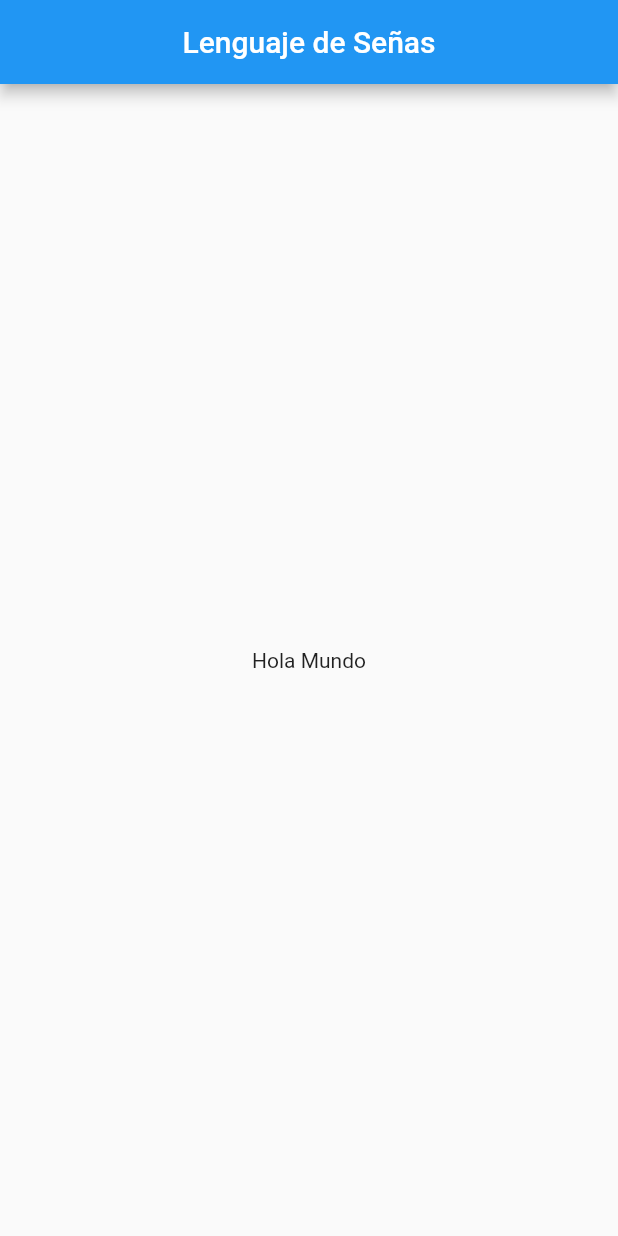
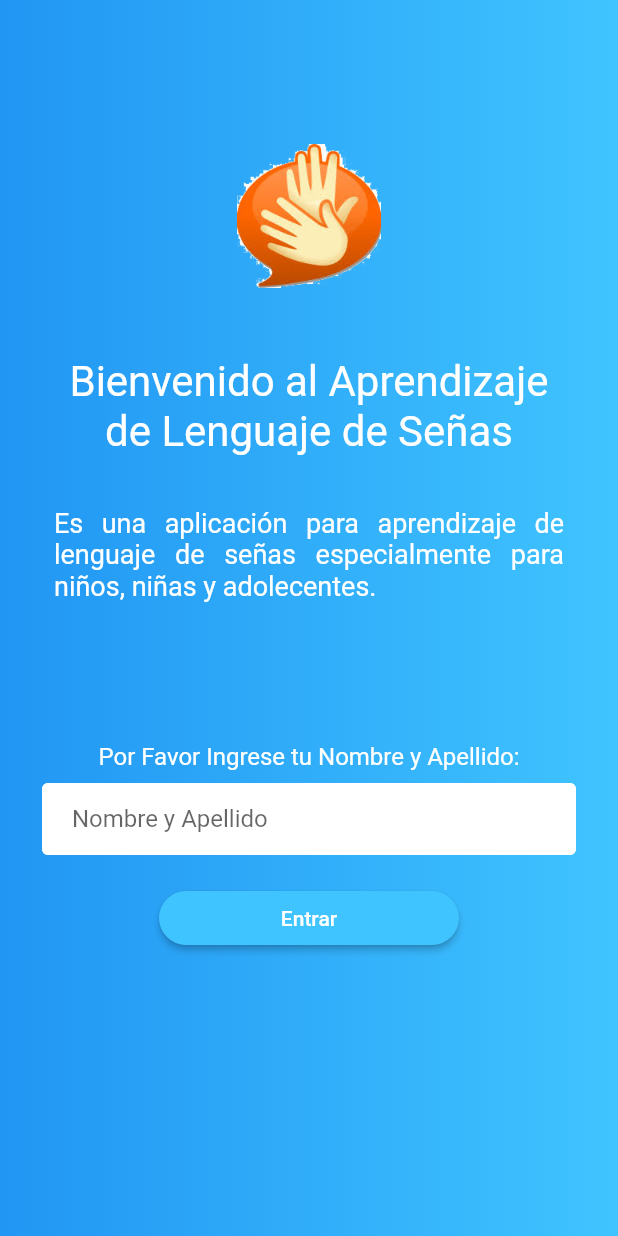
Before and after one commit to hostelix/lenguaje_de_senas_app, a Flutter app: the screen it shows after launch, on a phone screen of 412 x 824 dp. Run offline on Flutter 3.47's test engine with Material 2 defaults, Android fonts, the phone set to English and light mode, and no system bars; Roboto replaces fonts that are missing (Nunito).

Commit message:
ventana de bienvenido

```diff
--- a/lib/main.dart
+++ b/lib/main.dart
@@ -1,24 +1,24 @@
 import 'package:flutter/material.dart';
+import 'welcome_page.dart';
+import 'users_page.dart';
 
 void main() => runApp(MyApp());
 
 class MyApp extends StatelessWidget {
   @override
   Widget build(BuildContext context) {
-    // TODO: implement build
     return MaterialApp(
       title: 'Lenguaje de Señas',
-      home: Scaffold(
-        appBar: AppBar(
-          title: Center(
-            child: Text('Lenguaje de Señas')
-          ),
-        ),
-        body: Center(
-          child: Text('Hola Mundo')
-        ),
+      debugShowCheckedModeBanner: false,
+      theme: ThemeData(
+        primarySwatch: Colors.lightBlue,
+        fontFamily: 'Nunito',
       ),
+      initialRoute: '/',
+      routes: {
+        '/': (context) => WelcomePage(),
+        '/users': (context) => UsersPage(),
+      },
     );
   }
-
 }
--- a/lib/welcome_page.dart
+++ b/lib/welcome_page.dart
@@ -0,0 +1,120 @@
+import 'package:flutter/material.dart';
+
+class WelcomePage extends StatefulWidget {
+  static String tag = 'welcome-page';
+  @override
+  _WelcomePageState createState() => _WelcomePageState();
+}
+
+class _WelcomePageState extends State<WelcomePage> {
+  @override
+  Widget build(BuildContext context) {
+
+    final logo = Hero(
+      tag: 'tag',
+      child: CircleAvatar(
+        backgroundColor: Colors.transparent,
+        radius: 48.0,
+        child: Image.asset('assets/logo.png'),
+      ),
+    );
+
+    final welcome = Padding(
+      padding: EdgeInsets.all(8.0),
+      child: Text(
+        'Bienvenido al Aprendizaje de Lenguaje de Señas',
+        textAlign: TextAlign.center,
+        style: TextStyle(fontSize:28.0, color: Colors.white),
+      ),
+    );
+
+
+    final descripcion = Padding(
+      padding: EdgeInsets.all(8.0),
+      child: Text(
+        'Es una aplicación para aprendizaje de lenguaje de señas especialmente para niños, niñas y adolecentes.',
+        textAlign: TextAlign.justify,
+        style: TextStyle(fontSize:18.0, color: Colors.white),
+      ),
+    );
+
+    final labelName = Padding(
+      padding: EdgeInsets.all(8.0),
+      child: Text(
+        'Por Favor Ingrese tu Nombre y Apellido:',
+        style: TextStyle(fontSize:16.0, color: Colors.white),
+      ),
+    );
+
+    final formName = TextFormField(
+      keyboardType: TextInputType.text,
+      autofocus: false,
+      initialValue: '',
+      decoration: InputDecoration(
+        fillColor: Colors.white,
+        filled: true,
+        hintText: 'Nombre y Apellido',
+        contentPadding: EdgeInsets.fromLTRB(20.0, 10.0, 20.0, 10.0),
+        focusedBorder: OutlineInputBorder(
+          borderRadius: BorderRadius.all(Radius.circular(5.0)),
+          borderSide: BorderSide(color: Colors.white)
+        ),
+        enabledBorder: OutlineInputBorder(
+          borderSide: BorderSide(color: Colors.white, width: 5.0),
+        ),
+      ),
+
+    );
+
+
+    final enterButton = Padding(
+      padding: EdgeInsets.all(8.0),
+      child: SizedBox(
+        width: 200,
+        child:  RaisedButton(
+        textColor: Colors.white,
+        color: Colors.lightBlueAccent,
+        splashColor: Colors.blueAccent,
+        child: Text("Entrar"),
+        onPressed: () {
+          Navigator.pushNamed(context, "/users");
+        },
+        shape: new RoundedRectangleBorder(
+          borderRadius: new BorderRadius.circular(30.0),
+        ),
+      ),
+      ),
+
+
+    );
+
+
+    final body = Container(
+      width: MediaQuery.of(context).size.width,
+      padding: EdgeInsets.all(28.0),
+      decoration: BoxDecoration(
+        gradient: LinearGradient(colors:[
+          Colors.blue,
+          Colors.lightBlueAccent,
+        ])
+      ),
+      child: Column(children: <Widget>[
+        SizedBox(height: 68.0),
+        logo,
+        SizedBox(height: 38.0),
+        welcome,
+        SizedBox(height: 18.0),
+        descripcion,
+        SizedBox(height: 78.0),
+        labelName,
+        formName,
+        SizedBox(height: 10.0),
+        enterButton
+      ],),
+    );
+
+    return Scaffold(
+      body: body,
+    );
+  }
+}
--- a/pubspec.yaml
+++ b/pubspec.yaml
@@ -35,7 +35,7 @@ dev_dependencies:
 # The following section is specific to Flutter.
 flutter:
   assets:
-    - assets/logon.png
+    - assets/logo.png
   # The following line ensures that the Material Icons font is
   # included with your application, so that you can use the icons in
   # the material Icons class.
```
Also changed, not shown: lib/users_page.dart (added, +76 -0 lines).
